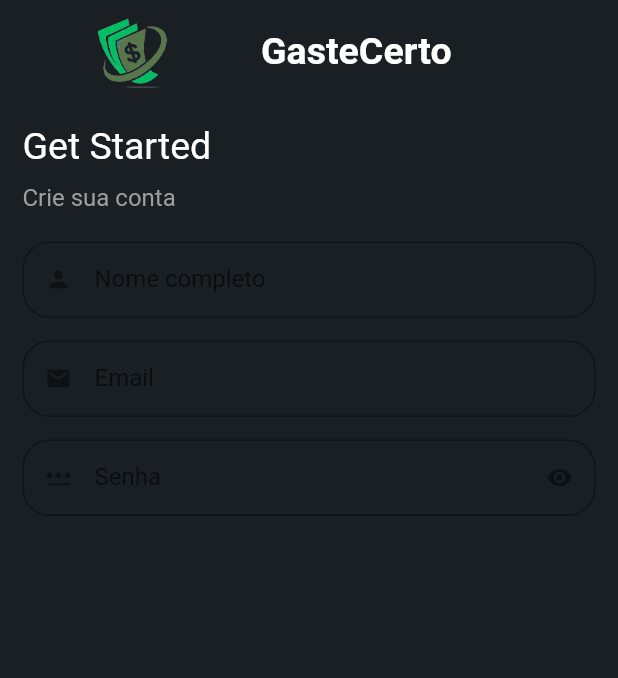
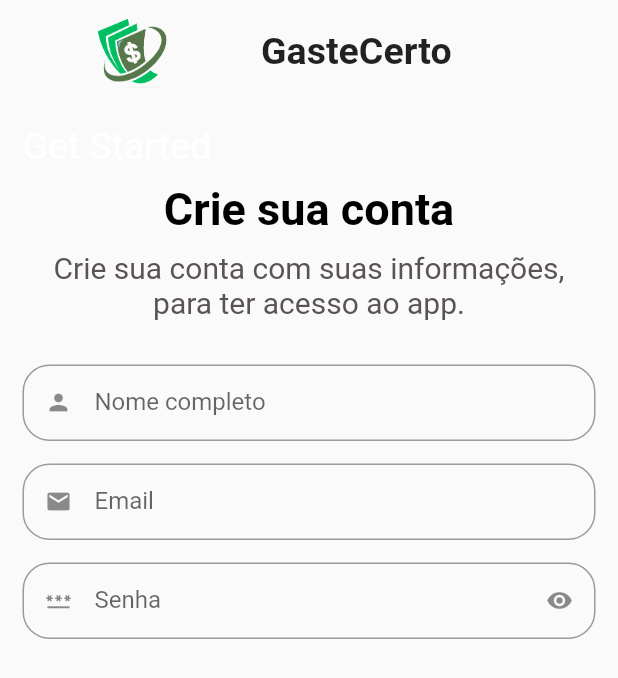
Before and after one commit to LuisSouza03/GasteCerto, a Flutter app: the screen it shows after launch, on a phone screen of 412 x 824 dp. Shown: the top 678 px of the screen. Run offline on Flutter 3.47's test engine with Material 2 defaults, Android fonts, the phone set to English and light mode, and no system bars; our stand-ins replace email_validator, get.

Commit message:
feat: register screen

```diff
--- a/front_end/gaste_certo/lib/src/ui/screens/register/register_screen.dart
+++ b/front_end/gaste_certo/lib/src/ui/screens/register/register_screen.dart
@@ -8,7 +8,6 @@ class RegisterAccountScreen extends StatelessWidget {
   @override
   Widget build(BuildContext context) {
     return Scaffold(
-      backgroundColor: const Color(0xFF1A1F24),
       body: SafeArea(
         child: SingleChildScrollView(
           child: Column(
--- a/front_end/gaste_certo/lib/src/ui/screens/register/widgets/register_header_widget.dart
+++ b/front_end/gaste_certo/lib/src/ui/screens/register/widgets/register_header_widget.dart
@@ -22,7 +22,6 @@ class RegisterAccountHeader extends StatelessWidget {
                   const Text(
                     "GasteCerto",
                     style: TextStyle(
-                      color: Colors.white,
                       fontWeight: FontWeight.bold,
                       fontSize: 25,
                     ),
@@ -42,14 +41,32 @@ class RegisterAccountHeader extends StatelessWidget {
             ),
           ),
         ),
-        const Padding(
-          padding: EdgeInsets.fromLTRB(15, 10, 15, 0),
-          child: Text(
-            "Crie sua conta",
-            style: TextStyle(
-              color: Colors.grey,
-              fontSize: 16,
-            ),
+        Center(
+          child: Column(
+            children: const [
+              Padding(
+                padding: EdgeInsets.fromLTRB(15, 10, 15, 0),
+                child: Text(
+                  "Crie sua conta",
+                  style: TextStyle(
+                    fontWeight: FontWeight.bold,
+                    color: Colors.black,
+                    fontSize: 30,
+                  ),
+                ),
+              ),
+              Padding(
+                padding: EdgeInsets.fromLTRB(30, 10, 30, 10),
+                child: Text(
+                  "Crie sua conta com suas informações, para ter acesso ao app.",
+                  textAlign: TextAlign.center,
+                  style: TextStyle(
+                    color: Color.fromARGB(255, 90, 83, 83),
+                    fontSize: 20,
+                  ),
+                ),
+              ),
+            ],
           ),
         ),
       ],
```
